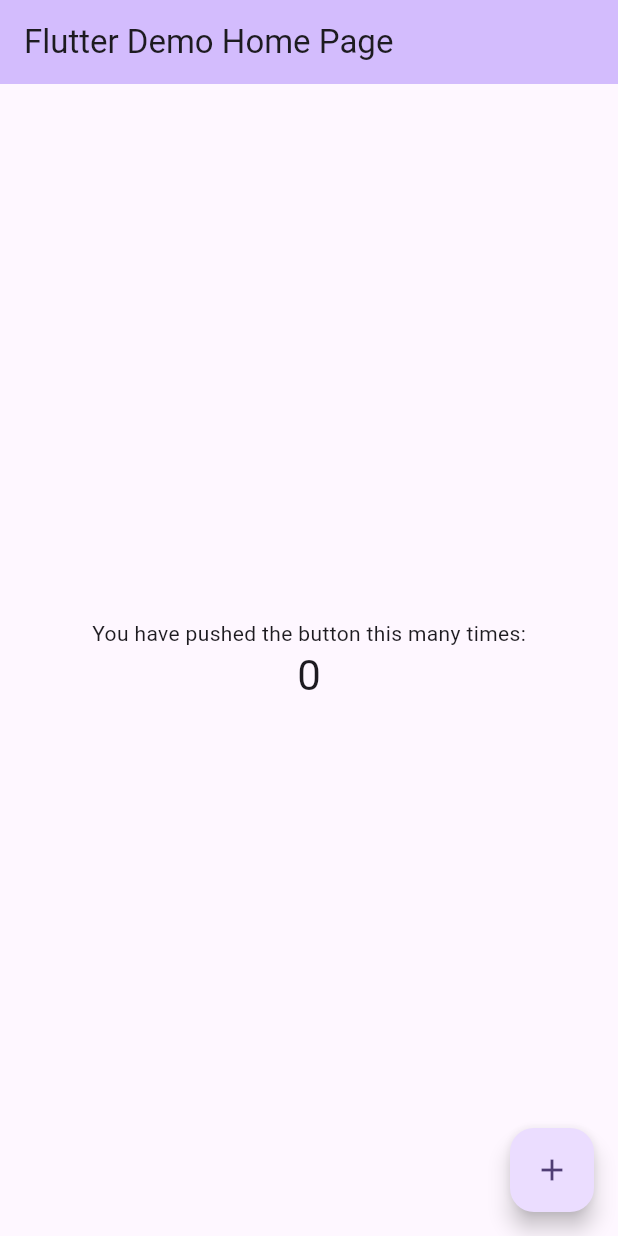
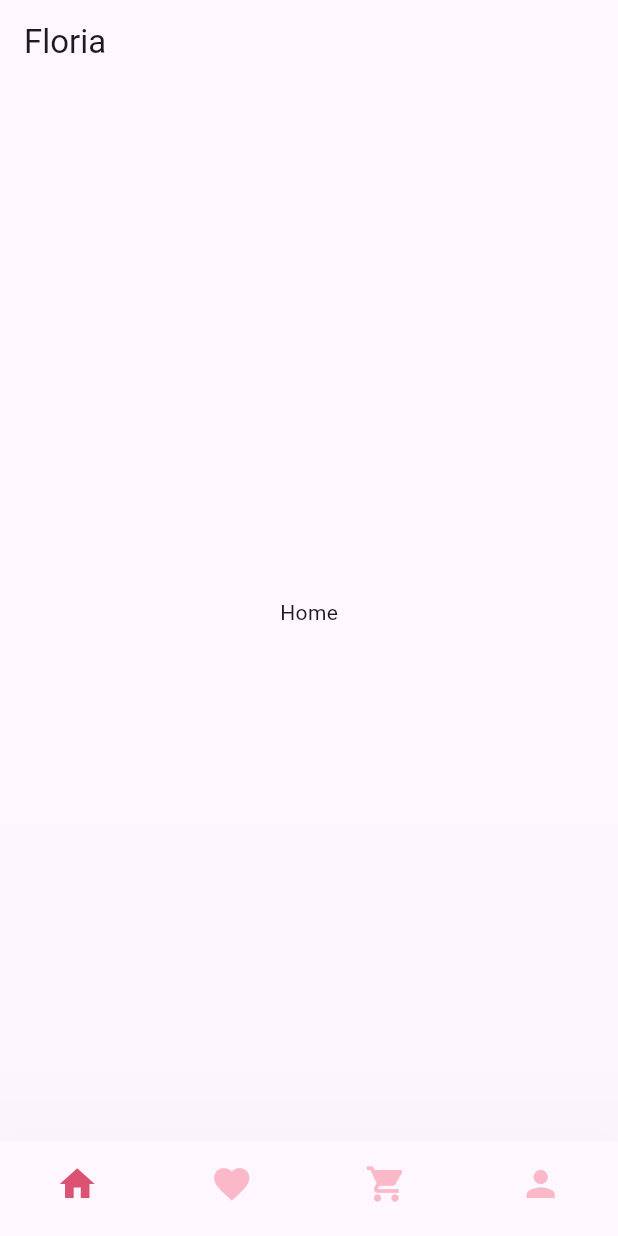
Before and after one commit to kikikieieiei/Floria_Flutter, a Flutter app: the screen it shows after launch, on a phone screen of 412 x 824 dp. Run offline on Flutter 3.47's test engine with Material 3 defaults, Android fonts, the phone set to English and light mode, and no system bars.

Commit message:
Updated main.dart

```diff
--- a/project/lib/main.dart
+++ b/project/lib/main.dart
@@ -1,125 +1,74 @@
 import 'package:flutter/material.dart';
 
 void main() {
-  runApp(const MyApp());
+  runApp(App());
 }
 
-class MyApp extends StatelessWidget {
-  const MyApp({super.key});
-
-  // This widget is the root of your application.
+class App extends StatelessWidget {
   @override
   Widget build(BuildContext context) {
     return MaterialApp(
-      title: 'Flutter Demo',
-      theme: ThemeData(
-        // This is the theme of your application.
-        //
-        // TRY THIS: Try running your application with "flutter run". You'll see
-        // the application has a purple toolbar. Then, without quitting the app,
-        // try changing the seedColor in the colorScheme below to Colors.green
-        // and then invoke "hot reload" (save your changes or press the "hot
-        // reload" button in a Flutter-supported IDE, or press "r" if you used
-        // the command line to start the app).
-        //
-        // Notice that the counter didn't reset back to zero; the application
-        // state is not lost during the reload. To reset the state, use hot
-        // restart instead.
-        //
-        // This works for code too, not just values: Most code changes can be
-        // tested with just a hot reload.
-        colorScheme: ColorScheme.fromSeed(seedColor: Colors.deepPurple),
-        useMaterial3: true,
-      ),
-      home: const MyHomePage(title: 'Flutter Demo Home Page'),
+      home: HomePage(),
+      debugShowCheckedModeBanner: false,
     );
   }
 }
 
-class MyHomePage extends StatefulWidget {
-  const MyHomePage({super.key, required this.title});
-
-  // This widget is the home page of your application. It is stateful, meaning
-  // that it has a State object (defined below) that contains fields that affect
-  // how it looks.
-
-  // This class is the configuration for the state. It holds the values (in this
-  // case the title) provided by the parent (in this case the App widget) and
-  // used by the build method of the State. Fields in a Widget subclass are
-  // always marked "final".
-
-  final String title;
-
+class HomePage extends StatefulWidget {
   @override
-  State<MyHomePage> createState() => _MyHomePageState();
+  _HomePageState createState() => _HomePageState();
 }
 
-class _MyHomePageState extends State<MyHomePage> {
-  int _counter = 0;
-
-  void _incrementCounter() {
-    setState(() {
-      // This call to setState tells the Flutter framework that something has
-      // changed in this State, which causes it to rerun the build method below
-      // so that the display can reflect the updated values. If we changed
-      // _counter without calling setState(), then the build method would not be
-      // called again, and so nothing would appear to happen.
-      _counter++;
-    });
-  }
+class _HomePageState extends State<HomePage> {
+  int _selectedIndex = 0;
+  static const List<Widget> _pages = <Widget>[
+    Text("Home"),
+    Text("Favorite"),
+    Text("Cart"),
+    Text("Account")
+  ];
 
   @override
   Widget build(BuildContext context) {
-    // This method is rerun every time setState is called, for instance as done
-    // by the _incrementCounter method above.
-    //
-    // The Flutter framework has been optimized to make rerunning build methods
-    // fast, so that you can just rebuild anything that needs updating rather
-    // than having to individually change instances of widgets.
     return Scaffold(
       appBar: AppBar(
-        // TRY THIS: Try changing the color here to a specific color (to
-        // Colors.amber, perhaps?) and trigger a hot reload to see the AppBar
-        // change color while the other colors stay the same.
-        backgroundColor: Theme.of(context).colorScheme.inversePrimary,
-        // Here we take the value from the MyHomePage object that was created by
-        // the App.build method, and use it to set our appbar title.
-        title: Text(widget.title),
+        title: const Text('Floria'),
       ),
-      body: Center(
-        // Center is a layout widget. It takes a single child and positions it
-        // in the middle of the parent.
-        child: Column(
-          // Column is also a layout widget. It takes a list of children and
-          // arranges them vertically. By default, it sizes itself to fit its
-          // children horizontally, and tries to be as tall as its parent.
-          //
-          // Column has various properties to control how it sizes itself and
-          // how it positions its children. Here we use mainAxisAlignment to
-          // center the children vertically; the main axis here is the vertical
-          // axis because Columns are vertical (the cross axis would be
-          // horizontal).
-          //
-          // TRY THIS: Invoke "debug painting" (choose the "Toggle Debug Paint"
-          // action in the IDE, or press "p" in the console), to see the
-          // wireframe for each widget.
-          mainAxisAlignment: MainAxisAlignment.center,
-          children: <Widget>[
-            const Text(
-              'You have pushed the button this many times:',
-            ),
-            Text(
-              '$_counter',
-              style: Theme.of(context).textTheme.headlineMedium,
-            ),
-          ],
-        ),
+      body: Center(child: _pages.elementAt(_selectedIndex)),
+      bottomNavigationBar: BottomNavigationBar(
+        type: BottomNavigationBarType.fixed,
+        elevation: 500, // Add elevation here
+        selectedIconTheme: IconThemeData(color: Color(0xFFDC5273)),
+        unselectedIconTheme: IconThemeData(color: Color.fromARGB(255, 250, 184, 201)),
+        showSelectedLabels: false,
+        showUnselectedLabels: false,
+        items: const [
+          BottomNavigationBarItem(
+            label: '',
+            icon: Icon(Icons.home, size: 28),
+          ),
+          BottomNavigationBarItem(
+            label: '',
+            icon: Icon(Icons.favorite, size: 28),
+          ),
+          BottomNavigationBarItem(
+            label: '',
+            icon: Icon(Icons.shopping_cart, size: 28),
+          ),
+          BottomNavigationBarItem(
+            label: '',
+            icon: Icon(Icons.person, size: 28),
+          ),
+        ],
+        currentIndex: _selectedIndex,
+        onTap: _onItemTapped,
       ),
-      floatingActionButton: FloatingActionButton(
-        onPressed: _incrementCounter,
-        tooltip: 'Increment',
-        child: const Icon(Icons.add),
-      ), // This trailing comma makes auto-formatting nicer for build methods.
     );
   }
+
+  void _onItemTapped(int index) {
+    setState(() {
+      _selectedIndex = index;
+    });
+  }
 }
```
